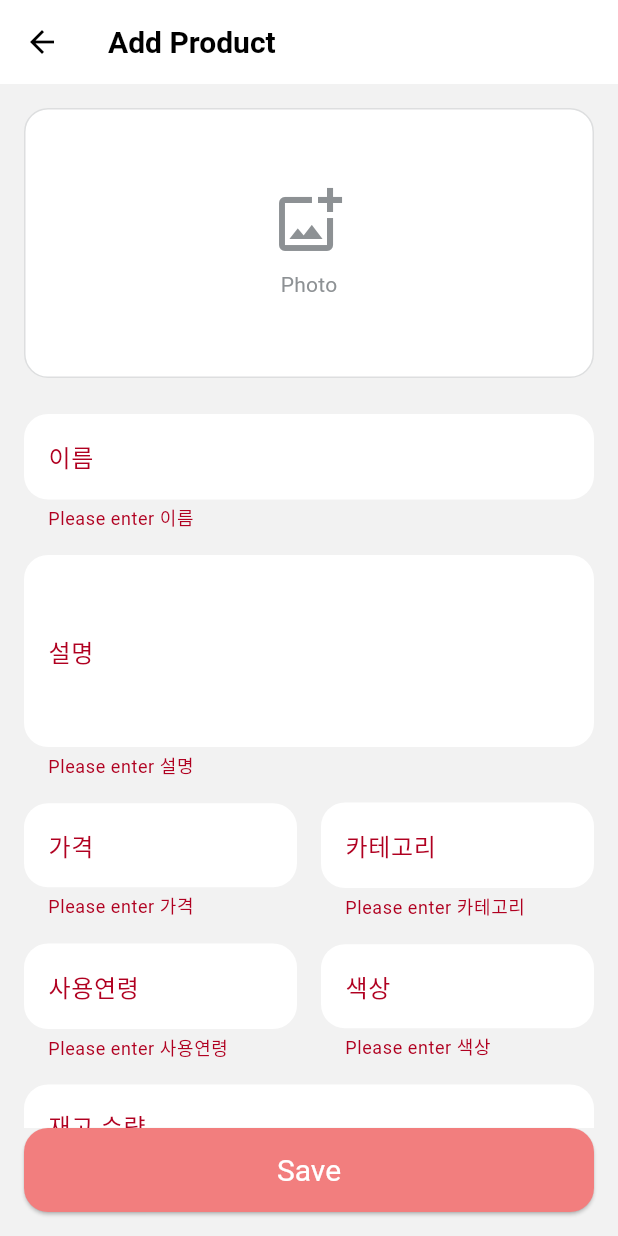
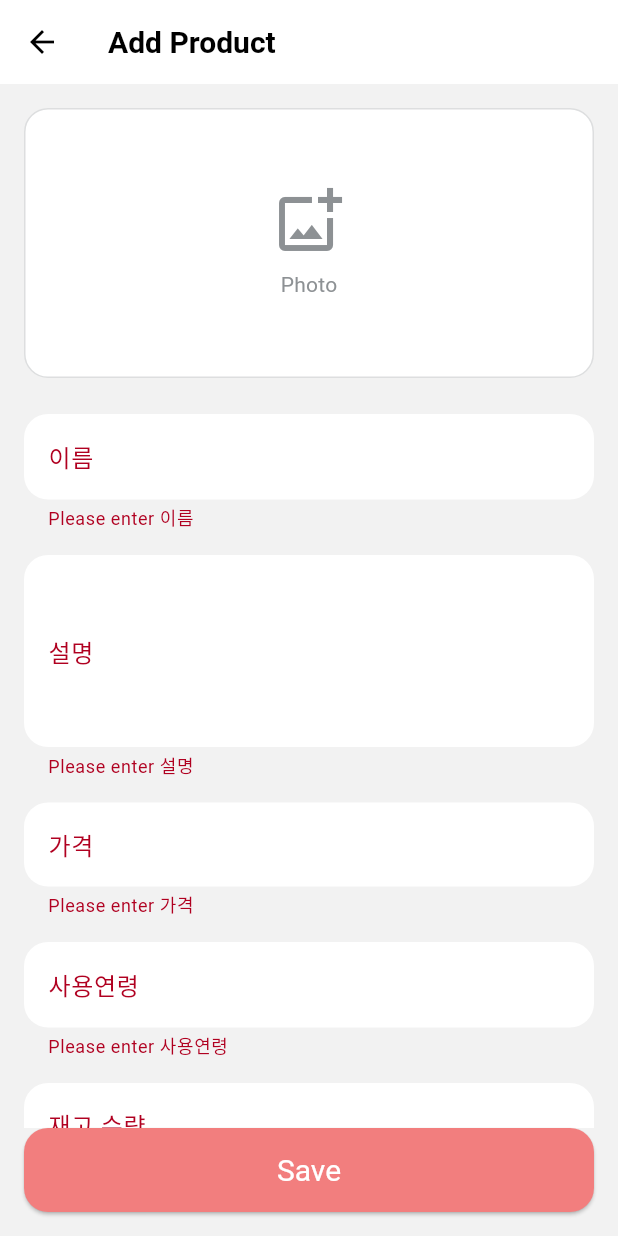
Before and after one commit to AllbAd1/ttotoy_app, a Flutter app: the AddProductPage screen opened directly, after a tap on "Save", on a phone screen of 412 x 824 dp. Run offline on Flutter 3.47's test engine with Material 3 defaults, Android fonts, the phone set to English and light mode, and no system bars.

Commit message:
add: 재고수량 확인기능 추가

```diff
--- a/lib/core/product.dart
+++ b/lib/core/product.dart
@@ -4,14 +4,16 @@ class Product {
     required this.description,
     required this.price,
     required this.imageAsset,
-    this.size = '0-3M',
-    this.color = 'Gray',
+    required this.inventory,
+    this.size = '',
+    this.color = '',
   });
 
   final String name;
   final String description;
   final double price;
   final String imageAsset;
+  final int inventory;
   final String size;
   final String color;
 }
--- a/lib/view/product/add_product_page.dart
+++ b/lib/view/product/add_product_page.dart
@@ -83,6 +83,7 @@ class _AddProductPageState extends State<AddProductPage> {
                           const TextInputType.numberWithOptions(decimal: true),
                     ),
                   ),
+                  /*
                   const SizedBox(width: 16),
                   Expanded(
                     child: _buildTextField(
@@ -91,6 +92,7 @@ class _AddProductPageState extends State<AddProductPage> {
                       hint: '남아 or 여아',
                     ),
                   ),
+                  */
                 ],
               ),
               const SizedBox(height: 16),
@@ -103,6 +105,7 @@ class _AddProductPageState extends State<AddProductPage> {
                       hint: '예시 0~3M',
                     ),
                   ),
+                  /*
                   const SizedBox(width: 16),
                   Expanded(
                     child: _buildTextField(
@@ -111,6 +114,7 @@ class _AddProductPageState extends State<AddProductPage> {
                       hint: '',
                     ),
                   ),
+                  */
                 ],
               ),
               const SizedBox(height: 16),
@@ -192,11 +196,20 @@ class _AddProductPageState extends State<AddProductPage> {
       return;
     }
 
+    final inventory = int.tryParse(_inventoryController.text.trim());
+    if (inventory == null || inventory <= 0) {
+      ScaffoldMessenger.of(context).showSnackBar(
+        const SnackBar(content: Text('재고 수량을 올바르게 입력해 주세요.')),
+      );
+      return;
+    }
+
     final product = Product(
       name: _titleController.text.trim(),
       description: _descriptionController.text.trim(),
       price: price,
       imageAsset: 'assets/images/Ttotoy_5.webp',
+      inventory: inventory,
       size: (_sizeController.text.trim().isEmpty)
           ? '0-3M'
           : _sizeController.text.trim(),
```
Also changed, not shown: lib/state/cart_store.dart (+19 -5 lines), lib/state/product_store.dart (+5 -2 lines), lib/view/cart/cart_page.dart (+9 -2 lines), lib/view/ttotoy_detail/ttotoy_detail_page.dart (+13 -2 lines).
